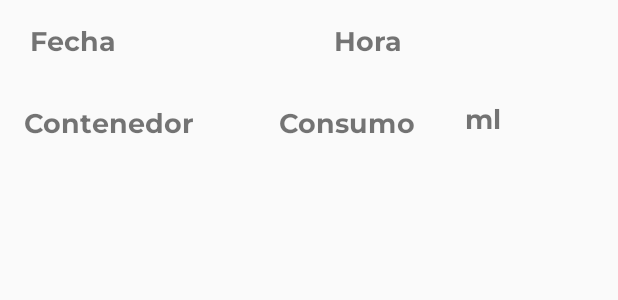
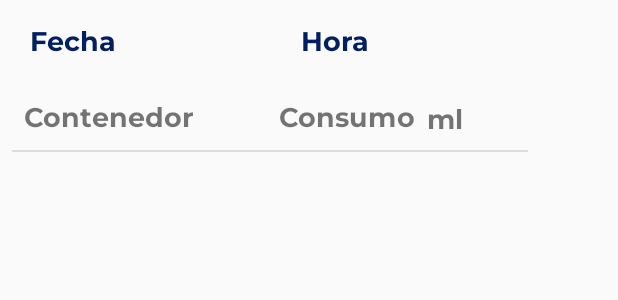
Before and after one commit to sovilleda07/AlarmaHidratate, an Android app: the layout template_historial.xml on its own in the app's theme, with its tools: preview values and no code run, on a phone screen of 412 x 824 dp. Shown: the top 300 px of the screen. Run offline under Robolectric (Android 15) with nearby library versions, the phone set to English and light mode, and no system bars; Roboto replaces fonts that are not available here.

Commit message:
Correción de RecyclerView, YA CARGA!! Modificación en el Adaptador y Template del RecyclerView

```diff
--- a/app/src/main/res/layout/template_historial.xml
+++ b/app/src/main/res/layout/template_historial.xml
@@ -1,25 +1,30 @@
 <?xml version="1.0" encoding="utf-8"?>
-<android.support.constraint.ConstraintLayout xmlns:android="http://schemas.android.com/apk/res/android"
-                                             xmlns:app="http://schemas.android.com/apk/res-auto" xmlns:tools="http://schemas.android.com/tools" android:layout_width="match_parent"
-                                             android:layout_height="match_parent">
+<RelativeLayout xmlns:android="http://schemas.android.com/apk/res/android"
+                xmlns:app="http://schemas.android.com/apk/res-auto" xmlns:tools="http://schemas.android.com/tools"
+                android:layout_width="wrap_content"
+                android:layout_height="wrap_content">
 
 
+    <android.support.constraint.ConstraintLayout
+            android:layout_width="wrap_content"
+            android:layout_height="wrap_content">
         <TextView
                 android:text="@string/ml"
                 android:layout_width="wrap_content"
                 android:layout_height="wrap_content" android:id="@+id/tvConsumoML"
-            app:fontFamily="@font/montserrat_bold" android:textSize="18sp" android:layout_marginEnd="8dp"
-            app:layout_constraintEnd_toEndOf="parent" android:layout_marginRight="8dp"
-            app:layout_constraintStart_toEndOf="@+id/tvConsumo" android:layout_marginStart="8dp"
-            android:layout_marginLeft="8dp" android:layout_marginTop="68dp" app:layout_constraintTop_toTopOf="parent"
-            app:layout_constraintHorizontal_bias="0.265"/>
+                app:fontFamily="@font/montserrat_bold" android:textSize="18sp" android:layout_marginEnd="60dp"
+                app:layout_constraintEnd_toEndOf="parent" android:layout_marginRight="60dp"
+                android:layout_marginTop="68dp"
+                app:layout_constraintTop_toTopOf="parent"
+        />
         <TextView
                 android:text="@string/laFecha"
                 android:layout_width="wrap_content"
                 android:layout_height="wrap_content" android:id="@+id/tvFecha"
                 app:fontFamily="@font/montserrat_bold" android:textSize="18sp" android:layout_marginStart="20dp"
                 app:layout_constraintStart_toStartOf="parent" android:layout_marginLeft="20dp"
-            android:layout_marginTop="16dp" app:layout_constraintTop_toTopOf="parent"/>
+                android:layout_marginTop="16dp" app:layout_constraintTop_toTopOf="parent"
+                android:textColor="@color/colorTitulos"/>
         <TextView
                 android:text="@string/laHora"
                 android:layout_width="wrap_content"
@@ -27,21 +32,35 @@
                 app:fontFamily="@font/montserrat_bold" android:textSize="18sp" android:layout_marginEnd="8dp"
                 app:layout_constraintEnd_toEndOf="parent" android:layout_marginRight="8dp"
                 app:layout_constraintStart_toEndOf="@+id/tvFecha" android:layout_marginStart="8dp"
-            android:layout_marginLeft="8dp" android:layout_marginTop="16dp" app:layout_constraintTop_toTopOf="parent"
-            app:layout_constraintHorizontal_bias="0.502"/>
+                android:layout_marginLeft="8dp" android:layout_marginTop="16dp"
+                app:layout_constraintTop_toTopOf="parent"
+                app:layout_constraintHorizontal_bias="0.502" android:textColor="@color/colorTitulos"/>
         <TextView
                 android:text="@string/nombreContenedor"
                 android:layout_width="wrap_content"
                 android:layout_height="wrap_content" android:id="@+id/tvNombreContenedor"
                 app:fontFamily="@font/montserrat_bold" android:textSize="18sp" android:layout_marginStart="16dp"
                 app:layout_constraintStart_toStartOf="parent" android:layout_marginLeft="16dp"
-            android:layout_marginTop="28dp" app:layout_constraintTop_toBottomOf="@+id/tvFecha"/>
+                android:layout_marginTop="24dp" app:layout_constraintTop_toBottomOf="@+id/tvFecha"/>
         <TextView
                 android:text="@string/consumo"
                 android:layout_width="wrap_content"
                 android:layout_height="wrap_content" android:id="@+id/tvConsumo"
                 app:fontFamily="@font/montserrat_bold" android:textSize="18sp"
                 app:layout_constraintStart_toEndOf="@+id/tvNombreContenedor" android:layout_marginStart="56dp"
-            android:layout_marginLeft="56dp" android:layout_marginTop="28dp"
-            app:layout_constraintTop_toBottomOf="@+id/tvHora"/>
+                android:layout_marginLeft="56dp" android:layout_marginTop="24dp"
+                app:layout_constraintTop_toBottomOf="@+id/tvHora" android:layout_marginEnd="8dp"
+                app:layout_constraintEnd_toStartOf="@+id/tvConsumoML" android:layout_marginRight="8dp"/>
+        <View
+                android:id="@+id/divider"
+                android:layout_width="344dp"
+                android:layout_height="1dp"
+                android:background="?android:attr/listDivider"
+                app:layout_constraintStart_toStartOf="parent"
+                android:layout_marginLeft="8dp" android:layout_marginStart="8dp"
+                app:layout_constraintEnd_toEndOf="parent" android:layout_marginEnd="8dp"
+                android:layout_marginRight="8dp" android:layout_marginTop="100dp"
+                app:layout_constraintTop_toTopOf="parent" app:layout_constraintHorizontal_bias="0.0"/>
     </android.support.constraint.ConstraintLayout>
+
+</RelativeLayout>
```
Also changed, not shown: app/src/main/java/com/example/alarmahidratate/Adapter/AdaptadorHistorial.kt (+15 -10 lines), app/src/main/java/com/example/alarmahidratate/Fragments/FragmentHistorial.kt (+39 -40 lines). Lines whose indentation alone changed are shown as unchanged.
